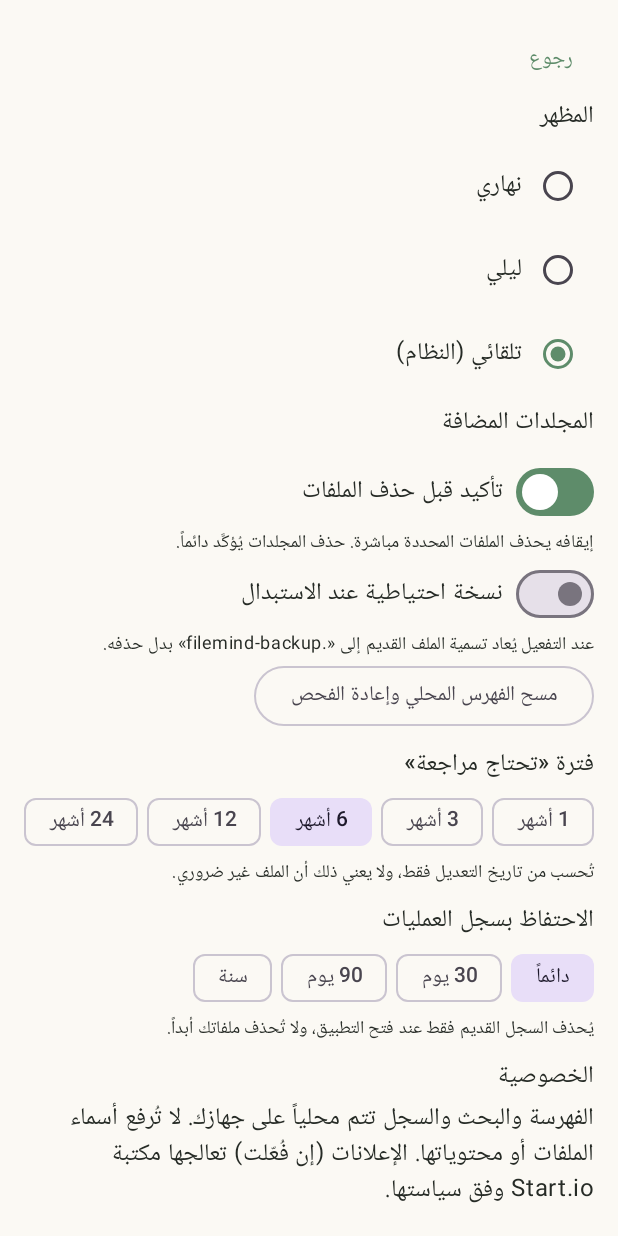
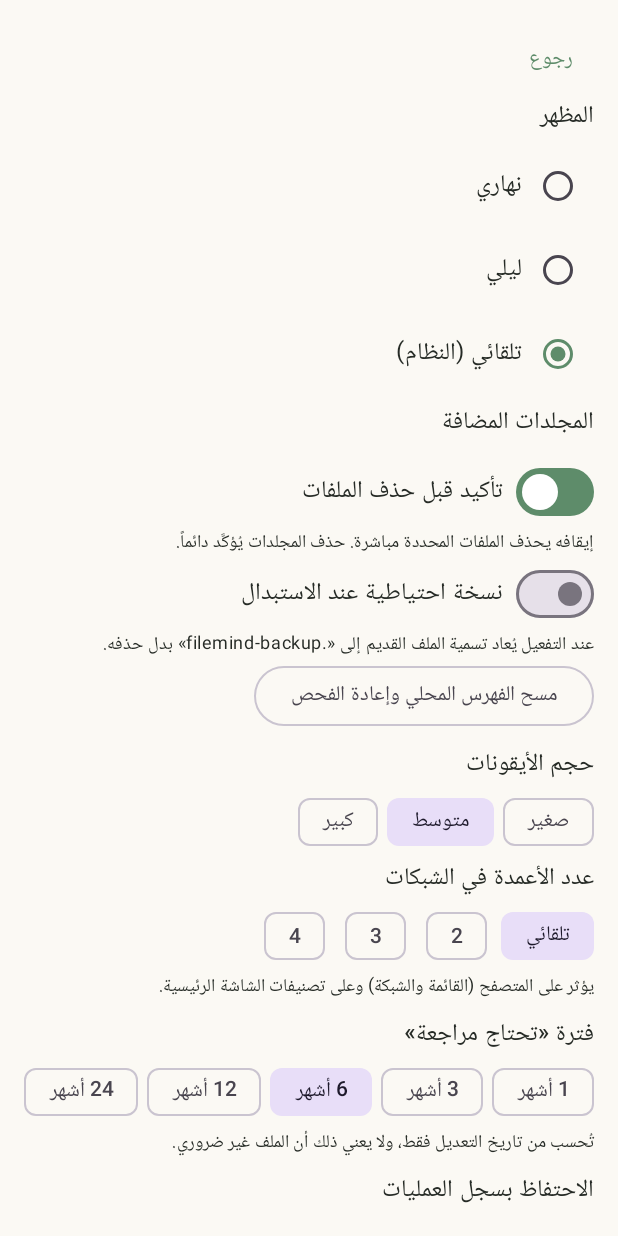
Before and after one commit to belalmomani/FileMind, an Android app built with Jetpack Compose: the screen it shows after launch (MainActivity), after a tap on "الإعدادات", on a phone screen of 412 x 824 dp. Run offline under Robolectric (Android 15) with nearby library versions, the light colour scheme and no system bars; our stand-ins replace Room's generated code; libraries missing offline, so code that uses them is left out: com.startapp.sdk.

Commit message:
FileMind v1.8

```diff
--- a/app/src/main/java/com/filemind/smartmanager/data/Settings.kt
+++ b/app/src/main/java/com/filemind/smartmanager/data/Settings.kt
@@ -27,6 +27,8 @@ class SettingsRepository(private val ctx: Context) {
     private val retentionKey = intPreferencesKey("log_retention_days")
     private val confirmDeleteKey = booleanPreferencesKey("confirm_delete")
     private val crashKey = booleanPreferencesKey("crash_reports")
+    private val iconSizeKey = intPreferencesKey("icon_size_dp")
+    private val gridColsKey = intPreferencesKey("grid_columns")
 
     val themeMode = ctx.store.data.map { p -> p[themeKey]?.let { runCatching { ThemeMode.valueOf(it) }.getOrNull() } ?: ThemeMode.SYSTEM }
     val roots = ctx.store.data.map { it[rootsKey] ?: emptySet() }
@@ -38,6 +40,8 @@ class SettingsRepository(private val ctx: Context) {
     val reviewMonths = ctx.store.data.map { it[reviewKey] ?: 6 }
     val logRetentionDays = ctx.store.data.map { it[retentionKey] ?: 0 }   // 0 = keep forever
     val confirmDelete = ctx.store.data.map { it[confirmDeleteKey] ?: true }
+    val iconSize = ctx.store.data.map { it[iconSizeKey] ?: 40 }          // base icon size (dp): 32 / 40 / 56
+    val gridColumns = ctx.store.data.map { it[gridColsKey] ?: 0 }        // 0 = automatic
     val crashReports = ctx.store.data.map { it[crashKey] ?: false }   // opt-in: default OFF
 
     suspend fun setTheme(m: ThemeMode) { ctx.store.edit { it[themeKey] = m.name } }
@@ -51,6 +55,8 @@ class SettingsRepository(private val ctx: Context) {
     suspend fun setReviewMonths(m: Int) { ctx.store.edit { it[reviewKey] = m } }
     suspend fun setLogRetention(days: Int) { ctx.store.edit { it[retentionKey] = days } }
     suspend fun setConfirmDelete(v: Boolean) { ctx.store.edit { it[confirmDeleteKey] = v } }
+    suspend fun setIconSize(dp: Int) { ctx.store.edit { it[iconSizeKey] = dp } }
+    suspend fun setGridColumns(n: Int) { ctx.store.edit { it[gridColsKey] = n } }
     suspend fun setCrashReports(v: Boolean) { ctx.store.edit { it[crashKey] = v } }
     // TODO: per-section view mode, review period (6 months default), log retention days.
 }
--- a/app/src/main/java/com/filemind/smartmanager/ui/Screens.kt
+++ b/app/src/main/java/com/filemind/smartmanager/ui/Screens.kt
@@ -53,6 +53,7 @@ fun HomeScreen(vm: AppViewModel, openCategory: (Category) -> Unit, openQuery: (S
     var showRationale by remember { mutableStateOf(false) }
     var ask by remember { mutableStateOf("") }
     var askMsg by remember { mutableStateOf<String?>(null) }
+    val gridCols by vm.settings.gridColumns.collectAsState(initial = 0)
     val bgRunning by com.filemind.smartmanager.data.BackgroundOps.running.collectAsState()
     var bgAfterPermission by remember { mutableStateOf<Long?>(null) }
     val notifLauncher = rememberLauncherForActivityResult(ActivityResultContracts.RequestPermission()) {
@@ -149,7 +150,7 @@ fun HomeScreen(vm: AppViewModel, openCategory: (Category) -> Unit, openQuery: (S
             OutlinedButton(openCompare) { Text("مقارنة / مفقود") }
             OutlinedButton(openBrowser) { Text("المتصفح") }
         }
-        LazyVerticalGrid(GridCells.Fixed(2), Modifier.weight(1f), horizontalArrangement = Arrangement.spacedBy(10.dp), verticalArrangement = Arrangement.spacedBy(10.dp)) {
+        LazyVerticalGrid(GridCells.Fixed(if (gridCols > 0) gridCols else 2), Modifier.weight(1f), horizontalArrangement = Arrangement.spacedBy(10.dp), verticalArrangement = Arrangement.spacedBy(10.dp)) {
             items(Category.entries.toList()) { c ->
                 Column(Modifier.clip(RoundedCornerShape(16.dp)).background(Color(c.argb).copy(alpha = 0.85f)).clickable { openCategory(c) }.padding(12.dp).fillMaxWidth()) {
                     Text(if (c == Category.STALE) "تحتاج مراجعة — منذ $reviewMonths أشهر" else c.titleAr, color = Color.White, style = MaterialTheme.typography.titleSmall, maxLines = 2)
@@ -224,6 +225,8 @@ fun SettingsScreen(vm: AppViewModel, mode: ThemeMode, onBack: () -> Unit) {
     val backup by vm.settings.backupOnReplace.collectAsState(initial = false)
     val reviewMonths by vm.reviewMonths.collectAsState()
     val crash by vm.crashReports.collectAsState()
+    val iconSize by vm.settings.iconSize.collectAsState(initial = 40)
+    val gridColumns by vm.settings.gridColumns.collectAsState(initial = 0)
     LazyColumn(Modifier.fillMaxSize().padding(16.dp), verticalArrangement = Arrangement.spacedBy(8.dp)) {
         item { TextButton(onBack) { Text("رجوع") }; Text("المظهر", style = MaterialTheme.typography.titleMedium) }
         items(ThemeMode.entries.toList()) { m ->
@@ -240,6 +243,17 @@ fun SettingsScreen(vm: AppViewModel, mode: ThemeMode, onBack: () -> Unit) {
             Row(verticalAlignment = Alignment.CenterVertically) { Switch(backup, { scope.launch { vm.settings.setBackupOnReplace(it) } }); Text("  نسخة احتياطية عند الاستبدال") }
             Text("عند التفعيل يُعاد تسمية الملف القديم إلى «.filemind-backup» بدل حذفه.", style = MaterialTheme.typography.bodySmall)
             OutlinedButton({ vm.clearIndexAndRescan() }) { Text("مسح الفهرس المحلي وإعادة الفحص") }
+        }
+        item {
+            Text("حجم الأيقونات", style = MaterialTheme.typography.titleMedium)
+            Row(horizontalArrangement = Arrangement.spacedBy(6.dp)) {
+                listOf(32 to "صغير", 40 to "متوسط", 56 to "كبير").forEach { (d, label) -> FilterChip(iconSize == d, { scope.launch { vm.settings.setIconSize(d) } }, { Text(label) }) }
+            }
+            Text("عدد الأعمدة في الشبكات", style = MaterialTheme.typography.titleMedium)
+            Row(horizontalArrangement = Arrangement.spacedBy(6.dp)) {
+                listOf(0 to "تلقائي", 2 to "2", 3 to "3", 4 to "4").forEach { (n, label) -> FilterChip(gridColumns == n, { scope.launch { vm.settings.setGridColumns(n) } }, { Text(label) }) }
+            }
+            Text("يؤثر على المتصفح (القائمة والشبكة) وعلى تصنيفات الشاشة الرئيسية.", style = MaterialTheme.typography.bodySmall)
         }
         item {
             Text("فترة «تحتاج مراجعة»", style = MaterialTheme.typography.titleMedium)
```
Also changed, not shown: app/src/main/java/com/filemind/smartmanager/ui/Screens7.kt (+5 -3 lines), 1 other file.
